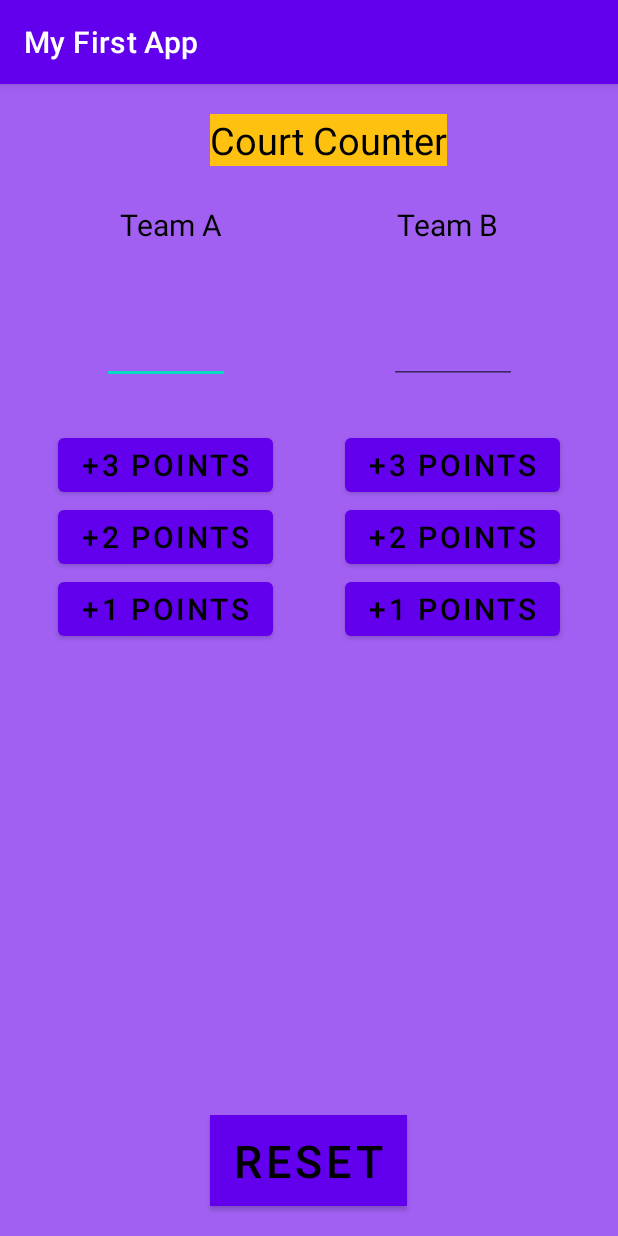
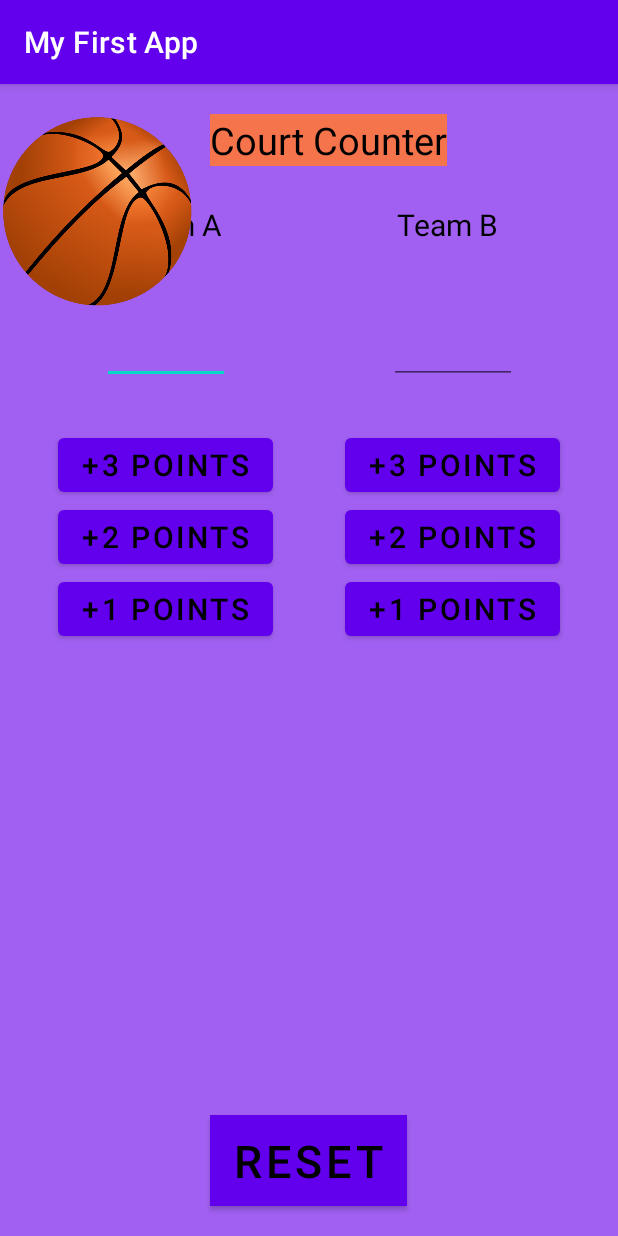
Before and after one commit to karen-alber/Court_Counter, an Android app: the screen it shows after launch (MainActivity), on a phone screen of 412 x 824 dp. Run offline under Robolectric (Android 15) with nearby library versions, the phone set to English and light mode, and no system bars.

Commit message:
version 2

```diff
--- a/app/src/main/res/layout/activity_main.xml
+++ b/app/src/main/res/layout/activity_main.xml
@@ -14,7 +14,7 @@
         android:layout_height="wrap_content"
         android:layout_marginStart="140dp"
         android:layout_marginTop="20dp"
-        android:background="#FFC10F"
+        android:background="#F6744B"
         android:text="Court Counter"
         android:textColor="@color/black"
         android:textSize="25dp"
@@ -48,6 +48,7 @@
         android:layout_width="wrap_content"
         android:layout_height="wrap_content"
         android:layout_margin="230dp"
+        android:onClick="IncreaseScore"
         android:text="+3 points"
         android:textColor="@color/black"
         android:textSize="20dp"
@@ -60,6 +61,7 @@
         android:layout_width="wrap_content"
         android:layout_height="wrap_content"
         android:layout_margin="230dp"
+        android:onClick="IncreaseScore"
         android:text="+3 points"
         android:textColor="@color/black"
         android:textSize="20dp"
@@ -71,6 +73,7 @@
         android:layout_width="wrap_content"
         android:layout_height="wrap_content"
         android:layout_marginBottom="100dp"
+        android:onClick="IncreaseScore"
         android:text="+2 points"
         android:textColor="@color/black"
         android:textSize="20dp"
@@ -82,6 +85,7 @@
         android:layout_width="wrap_content"
         android:layout_height="wrap_content"
         android:layout_marginBottom="100dp"
+        android:onClick="IncreaseScore"
         android:text="+2 points"
         android:textColor="@color/black"
         android:textSize="20dp"
@@ -93,6 +97,7 @@
         android:layout_width="wrap_content"
         android:layout_height="wrap_content"
         android:layout_marginBottom="100dp"
+        android:onClick="IncreaseScore"
         android:text="+1 points"
         android:textColor="@color/black"
         android:textSize="20dp"
@@ -104,6 +109,7 @@
         android:layout_width="wrap_content"
         android:layout_height="wrap_content"
         android:layout_marginBottom="100dp"
+        android:onClick="IncreaseScore"
         android:text="+1 points"
         android:textColor="@color/black"
         android:textSize="20dp"
@@ -117,6 +123,7 @@
         android:layout_marginStart="140dp"
         android:layout_marginBottom="20dp"
         android:background="#FFC10F"
+        android:onClick="oClear"
         android:text="reset"
         android:textColor="@color/black"
         android:textSize="30dp"
@@ -145,4 +152,13 @@
         app:layout_constraintEnd_toEndOf="@id/button_3B"
         app:layout_constraintStart_toStartOf="@id/button_3B" />
 
+    <ImageView
+        android:id="@+id/imageView2"
+        android:layout_width="130dp"
+        android:layout_height="170dp"
+        app:srcCompat="@drawable/basket"
+        tools:ignore="MissingConstraints"
+        tools:layout_editor_absoluteX="149dp"
+        tools:layout_editor_absoluteY="443dp" />
+
 </androidx.constraintlayout.widget.ConstraintLayout>
```
Also changed, not shown: app/src/main/res/drawable/basket.png (added), app/src/main/res/drawable/basketball1.webp (added).
